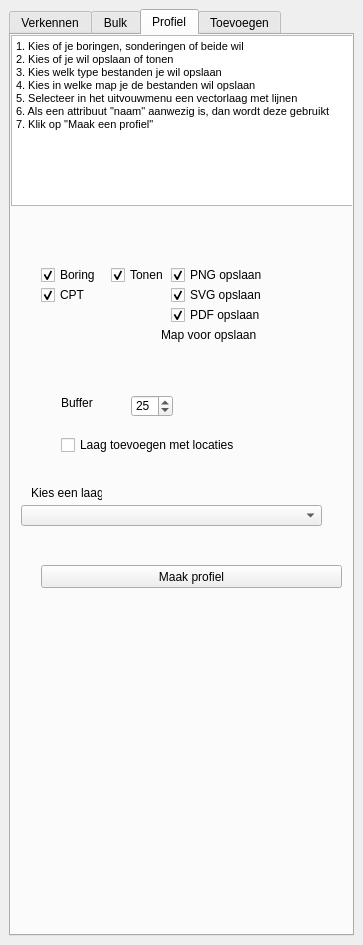
This is bro_download_plot_dockwidget_base.ui in ic144/bronodig as Qt 5 draws it before an edit. The edited form follows.
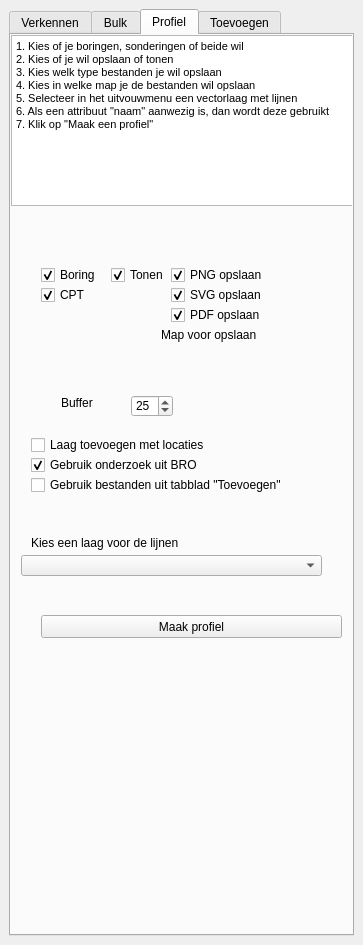
This is the edited form. The open tabs and pages were chosen to show the change. Custom widgets are drawn as their Qt base class.

Commit message: optie toegevoegd voor gebruik van lokale bestanden in profiel

What changed in the file:
```diff
--- a/bro_download_plot_dockwidget_base.ui
+++ b/bro_download_plot_dockwidget_base.ui
@@ -357,7 +357,7 @@
         <property name="geometry">
          <rect>
           <x>30</x>
-          <y>530</y>
+          <y>580</y>
           <width>301</width>
           <height>23</height>
          </rect>
@@ -399,7 +399,7 @@
         <property name="geometry">
          <rect>
           <x>10</x>
-          <y>470</y>
+          <y>520</y>
           <width>301</width>
           <height>21</height>
          </rect>
@@ -441,13 +441,13 @@
         <property name="geometry">
          <rect>
           <x>20</x>
-          <y>450</y>
-          <width>71</width>
+          <y>500</y>
+          <width>171</width>
           <height>16</height>
          </rect>
         </property>
         <property name="text">
-         <string>Kies een laag</string>
+         <string>Kies een laag voor de lijnen</string>
         </property>
        </widget>
        <widget class="QCheckBox" name="checkBoxCpt_profiel">
@@ -511,7 +511,7 @@
        <widget class="QCheckBox" name="checkBox_laag_profiel">
         <property name="geometry">
          <rect>
-          <x>50</x>
+          <x>20</x>
           <y>400</y>
           <width>201</width>
           <height>20</height>
@@ -521,6 +521,35 @@
          <string>Laag toevoegen met locaties</string>
         </property>
        </widget>
+       <widget class="QCheckBox" name="checkBox_lokale_bestanden">
+        <property name="geometry">
+         <rect>
+          <x>20</x>
+          <y>440</y>
+          <width>281</width>
+          <height>20</height>
+         </rect>
+        </property>
+        <property name="text">
+         <string>Gebruik bestanden uit tabblad &quot;Toevoegen&quot;</string>
+        </property>
+       </widget>
+       <widget class="QCheckBox" name="checkBox_bro_bestanden">
+        <property name="geometry">
+         <rect>
+          <x>20</x>
+          <y>420</y>
+          <width>281</width>
+          <height>20</height>
+         </rect>
+        </property>
+        <property name="text">
+         <string>Gebruik onderzoek uit BRO</string>
+        </property>
+        <property name="checked">
+         <bool>true</bool>
+        </property>
+       </widget>
       </widget>
       <widget class="QWidget" name="tab_4">
        <attribute name="title">
```
Left out of the diff: 42 changed lines with no effect on the pictures. The commit also changes 2 other files.
